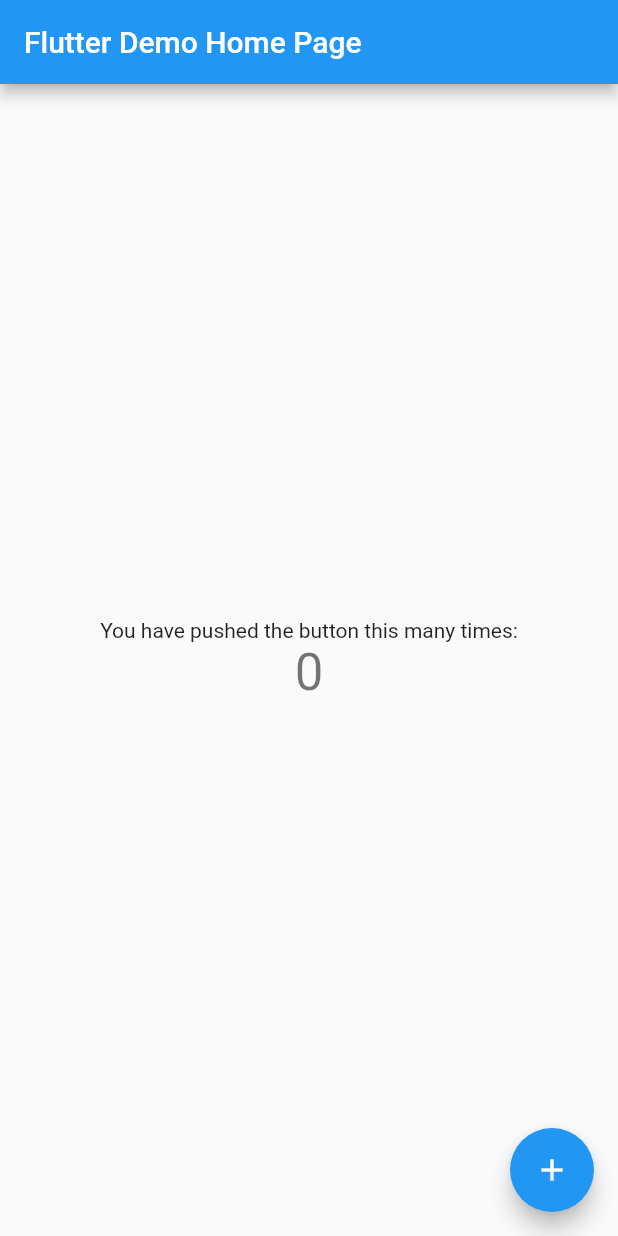
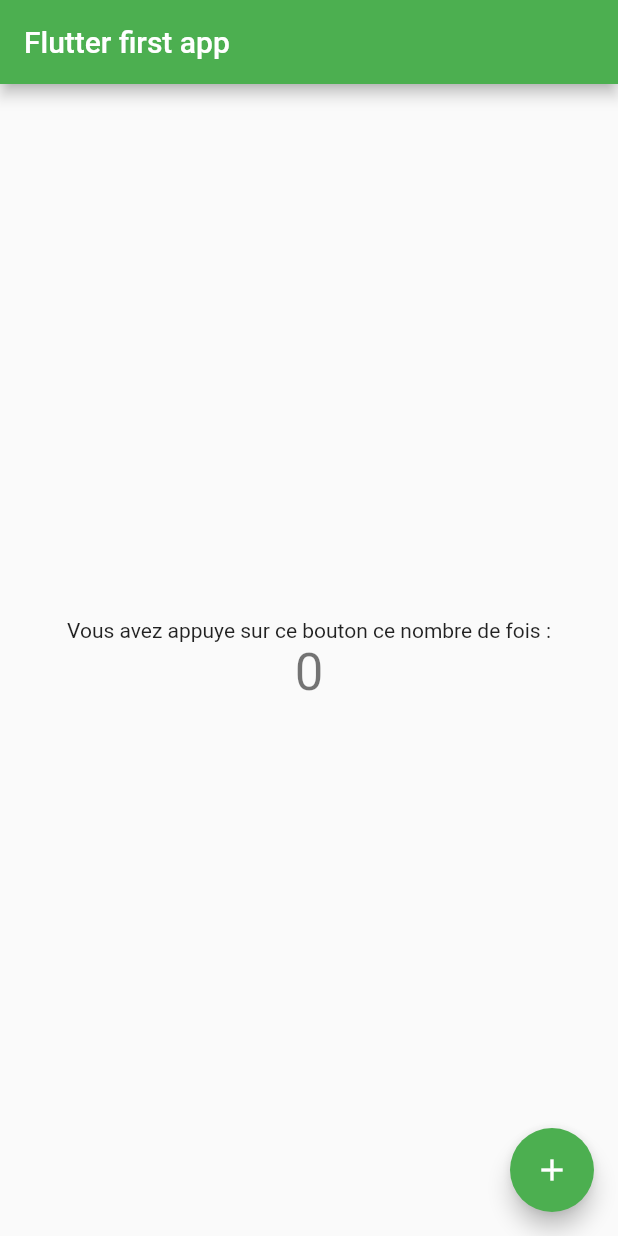
Before and after one commit to ctkhoule/Flutter-First-App, a Flutter app: the screen it shows after launch, on a phone screen of 412 x 824 dp. Run offline on Flutter 3.47's test engine with Material 2 defaults, Android fonts, the phone set to English and light mode, and no system bars.

Commit message:
Modofier fichier main.dart

```diff
--- a/lib/main.dart
+++ b/lib/main.dart
@@ -12,8 +12,12 @@ class MyApp extends StatelessWidget {
       title: 'Flutter Demo',
       theme: ThemeData(
         visualDensity: VisualDensity.adaptivePlatformDensity,
+        //Gerer la couleur de l'app
+        primarySwatch: Colors.green,
       ),
-      home: MyHomePage(title: 'Flutter Demo Home Page'),
+      home: MyHomePage(title: 'Flutter first app'),
+      //Pour faire disparaitre le debug
+      debugShowCheckedModeBanner: false,
     );
   }
 }
@@ -47,7 +51,7 @@ class _MyHomePageState extends State<MyHomePage> {
           mainAxisAlignment: MainAxisAlignment.center,
           children: <Widget>[
             Text(
-              'You have pushed the button this many times:',
+              'Vous avez appuye sur ce bouton ce nombre de fois :',
             ),
             Text(
               '$_counter',
```
